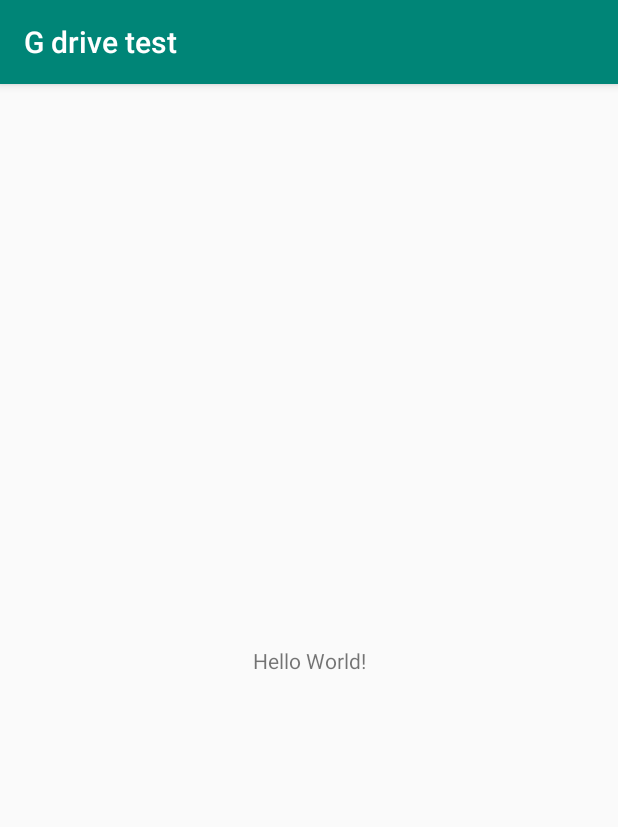
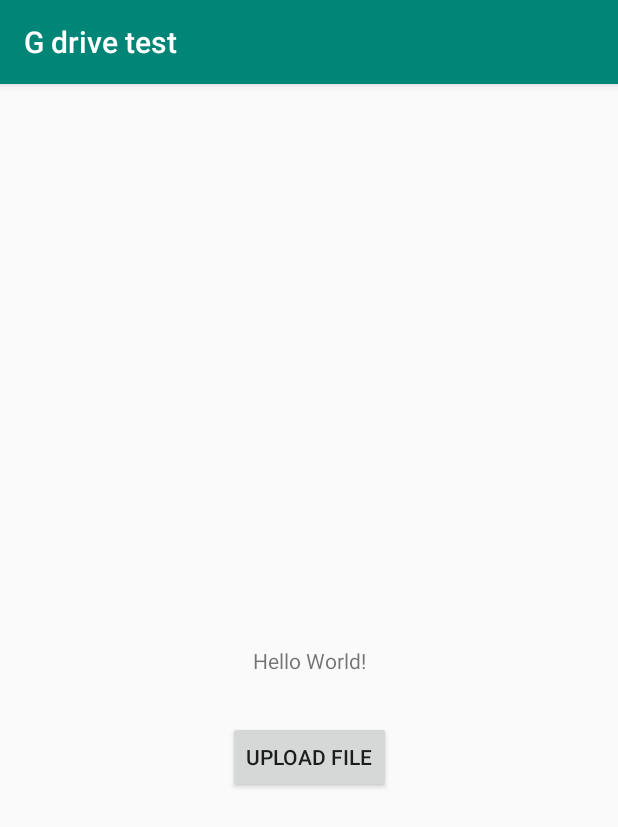
Before and after one commit to luqueiro/gdrivetest, an Android app: the screen it shows after launch (MainActivity), on a phone screen of 412 x 824 dp. Shown: the top 827 px of the screen. Run offline under Robolectric (Android 15) with nearby library versions, the phone set to English and light mode, and no system bars; libraries missing offline, so code that uses them is left out: com.google.api.client, com.google.api.services; 3 statements that could not run were skipped.

Commit message:
Methods added
Upload and list files.

```diff
--- a/app/src/main/AndroidManifest.xml
+++ b/app/src/main/AndroidManifest.xml
@@ -1,6 +1,11 @@
 <?xml version="1.0" encoding="utf-8"?>
 <manifest xmlns:android="http://schemas.android.com/apk/res/android"
     package="com.example.gdrivetest">
+
+    <uses-permission android:name="android.permission.READ_EXTERNAL_STORAGE" />
+    <uses-permission android:name="android.permission.WRITE_EXTERNAL_STORAGE" />
+    <uses-permission android:name="android.permission.INTERNET" />
+    <uses-permission android:name="android.permission.GET_ACCOUNTS"/>
 
     <application
         android:allowBackup="true"
--- a/app/src/main/res/layout/activity_main.xml
+++ b/app/src/main/res/layout/activity_main.xml
@@ -7,6 +7,7 @@
     tools:context=".MainActivity">
 
     <TextView
+        android:id="@+id/textView"
         android:layout_width="wrap_content"
         android:layout_height="wrap_content"
         android:text="Hello World!"
@@ -15,4 +16,16 @@
         app:layout_constraintRight_toRightOf="parent"
         app:layout_constraintTop_toTopOf="parent" />
 
+    <Button
+        android:id="@+id/create_file_btn"
+        android:layout_width="wrap_content"
+        android:layout_height="wrap_content"
+        android:onClick="uploadFile"
+        android:text="Upload file"
+        app:layout_constraintBottom_toBottomOf="parent"
+        app:layout_constraintEnd_toEndOf="parent"
+        app:layout_constraintStart_toStartOf="parent"
+        app:layout_constraintTop_toTopOf="parent"
+        app:layout_constraintVertical_bias="0.59" />
+
 </androidx.constraintlayout.widget.ConstraintLayout>
```
Also changed, not shown: app/src/main/java/com/example/gdrivetest/DriveServiceHelper.java (+45 -7 lines), app/src/main/java/com/example/gdrivetest/MainActivity.java (+13 -2 lines).
